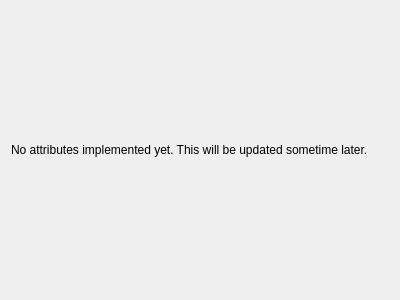
The window that src/gui/SimpleParser/SPContentInputWidget.ui (xushengj/PrepPipe) describes before a commit, drawn with Qt 5.
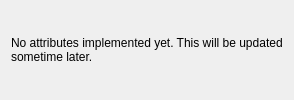
The same window after the commit.

Commit message: SimpleParser GUI: Added stub for mark and content; added right click menu support in NamedElementListController

Patch:
```diff
--- a/src/gui/SimpleParser/SPContentInputWidget.ui
+++ b/src/gui/SimpleParser/SPContentInputWidget.ui
@@ -2,14 +2,6 @@
 <ui version="4.0">
  <class>SPContentInputWidget</class>
  <widget class="QWidget" name="SPContentInputWidget">
-  <property name="geometry">
-   <rect>
-    <x>0</x>
-    <y>0</y>
-    <width>400</width>
-    <height>300</height>
-   </rect>
-  </property>
   <property name="windowTitle">
    <string>Form</string>
   </property>
```
The commit also changes 23 other files.
